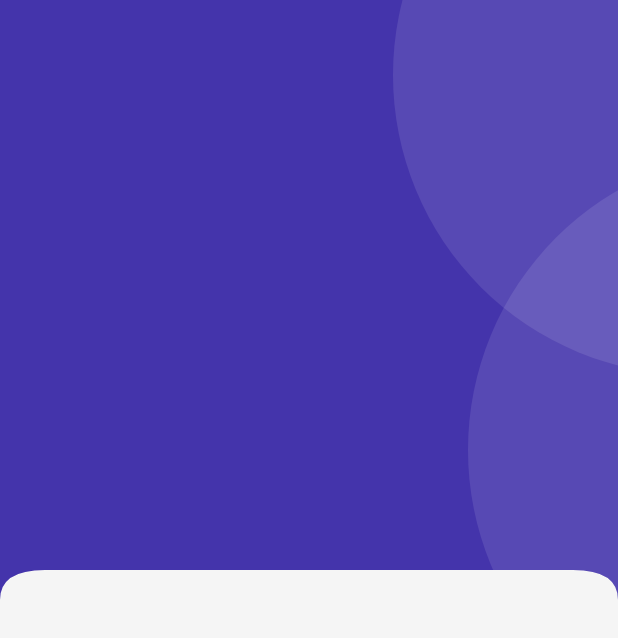
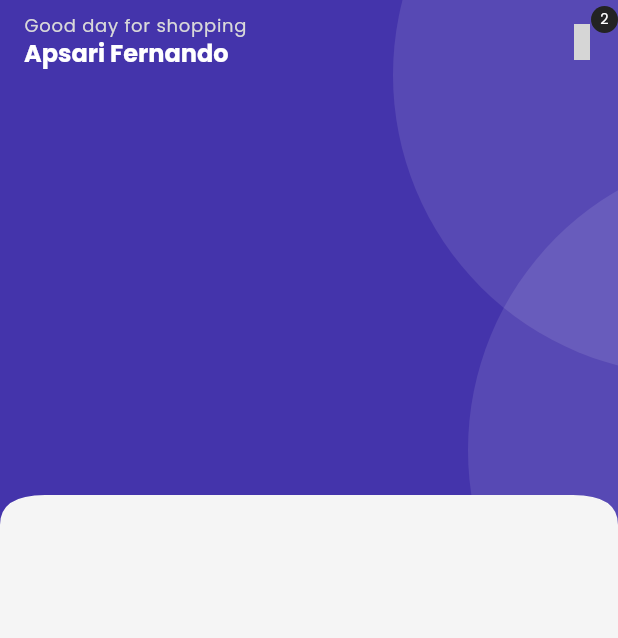
Before and after one commit to apsariUdithara/e_commerce_app_flutter, a Flutter app: the HomeScreen screen opened directly, on a phone screen of 412 x 824 dp. Shown: the top 638 px of the screen. Run offline on Flutter 3.47's test engine with Material 3 defaults, Android fonts, the phone set to English and light mode, and no system bars; our stand-ins replace cached_network_image, connectivity_plus, data_table_2, firebase_storage, get, get_storage and 4 more; missing offline and left inert: dart:html; accounts and stored records are empty; project files that could hold a hidden picture were left out; grey boxes are pictures that could not be loaded.

Commit message:
feat:Custom App Bar Design

```diff
--- a/lib/common/widgets/appbar/appbar.dart
+++ b/lib/common/widgets/appbar/appbar.dart
@@ -34,6 +34,10 @@ class EAppBar extends StatelessWidget implements PreferredSizeWidget {
     final dark = EHelperFunctions.isDarkMode(context);
     return AppBar(
       automaticallyImplyLeading: false,
+      //
+      elevation: 0, // Removes shadow
+      backgroundColor: Colors.transparent, // Makes AppBar transparent
+      //
       leading: showBackArrow
           ? IconButton(onPressed: () => Get.back(), icon: Icon(Iconsax.arrow_left, color: dark ? EColors.white : EColors.dark))
           : leadingIcon != null
--- a/lib/common/widgets/containers/primary_header_container.dart
+++ b/lib/common/widgets/containers/primary_header_container.dart
@@ -15,12 +15,13 @@ class EPrimaryHeaderContainer extends StatelessWidget {
   @override
   Widget build(BuildContext context) {
     return ECurvedEdgeWidget(
+      child: SizedBox(
+        //I changes from 400 to 350
+        height: 350,
         child: Container(
           color: EColors.primaryColor,
-        padding: const EdgeInsets.all(0),
-        child: SizedBox(
-          height: 400,
-          child: Stack(children: [
+          child: Stack(
+            children: [
               Positioned(
                 top: -150,
                 right: -250,
@@ -36,7 +37,8 @@ class EPrimaryHeaderContainer extends StatelessWidget {
                 ),
               ),
               child,
-          ]),
+            ],
+          ),
         ),
       ),
     );
--- /dev/null
+++ b/lib/common/widgets/products/cart/cart_menu_icon.dart
@@ -0,0 +1,42 @@
+import 'package:flutter/cupertino.dart';
+import 'package:flutter/material.dart';
+import 'package:iconsax/iconsax.dart';
+
+import '../../../../utils/constants/colors.dart';
+
+class ECartCounterIcon extends StatelessWidget {
+  const ECartCounterIcon({
+    super.key,
+    required this.onPressed,
+    required this.iconColor,
+  });
+
+  final VoidCallback onPressed;
+  final Color iconColor;
+
+  @override
+  Widget build(BuildContext context) {
+    return Stack(children: [
+      IconButton(
+          onPressed: onPressed,
+          icon: Icon(Iconsax.shopping_bag, color: iconColor)),
+      Positioned(
+        right: 0,
+        child: Container(
+            width: 18,
+            height: 18,
+            decoration: BoxDecoration(
+              color: EColors.black,
+              borderRadius: BorderRadius.circular(100),
+            ),
+            child: Center(
+              child: Text('2',
+                  style: Theme.of(context)
+                      .textTheme
+                      .labelLarge!
+                      .apply(color: EColors.white, fontSizeFactor: 0.8)),
+            )),
+      )
+    ]);
+  }
+}
--- a/lib/features/shop/screens/home/home.dart
+++ b/lib/features/shop/screens/home/home.dart
@@ -1,3 +1,4 @@
+import 'package:e_commerce_app_flutter/features/shop/screens/home/widgets/home_appbar.dart';
 import 'package:flutter/material.dart';
 
 import '../../../../common/widgets/containers/primary_header_container.dart';
@@ -12,8 +13,10 @@ class HomeScreen extends StatelessWidget {
         child: Column(
           children: [
             EPrimaryHeaderContainer(
-              child: Container(
-                child: Container(),
+              child: Column(
+                children: [
+                  EHomeAppBar(),
+                ],
               ),
             ),
           ],
--- /dev/null
+++ b/lib/features/shop/screens/home/widgets/home_appbar.dart
@@ -0,0 +1,40 @@
+import 'package:flutter/cupertino.dart';
+import 'package:flutter/material.dart';
+
+import '../../../../../common/widgets/appbar/appbar.dart';
+import '../../../../../common/widgets/products/cart/cart_menu_icon.dart';
+import '../../../../../utils/constants/colors.dart';
+import '../../../../../utils/constants/text_strings.dart';
+
+class EHomeAppBar extends StatelessWidget {
+  const EHomeAppBar({
+    super.key,
+  });
+
+  @override
+  Widget build(BuildContext context) {
+    return EAppBar(
+      title: Column(
+        crossAxisAlignment: CrossAxisAlignment.start,
+        children: [
+          Text(ETexts.homeAppbarTitle,
+              style: Theme.of(context)
+                  .textTheme
+                  .labelMedium!
+                  .apply(color: EColors.grey)),
+          Text(ETexts.homeAppbarSubTitle,
+              style: Theme.of(context)
+                  .textTheme
+                  .headlineSmall!
+                  .apply(color: EColors.white)),
+        ],
+      ),
+      actions: [
+        ECartCounterIcon(
+          onPressed: () {},
+          iconColor: EColors.white,
+        )
+      ],
+    );
+  }
+}
--- a/lib/utils/constants/text_strings.dart
+++ b/lib/utils/constants/text_strings.dart
@@ -13,7 +13,7 @@ class ETexts {
 
   // Home Texts
   static const String homeAppbarTitle = "Good day for shopping";
-  static const String homeAppbarSubTitle = "Taimoor Sikander";
+  static const String homeAppbarSubTitle = "Apsari Fernando";
 
 
 
```
Lines whose indentation alone changed are shown as unchanged.
